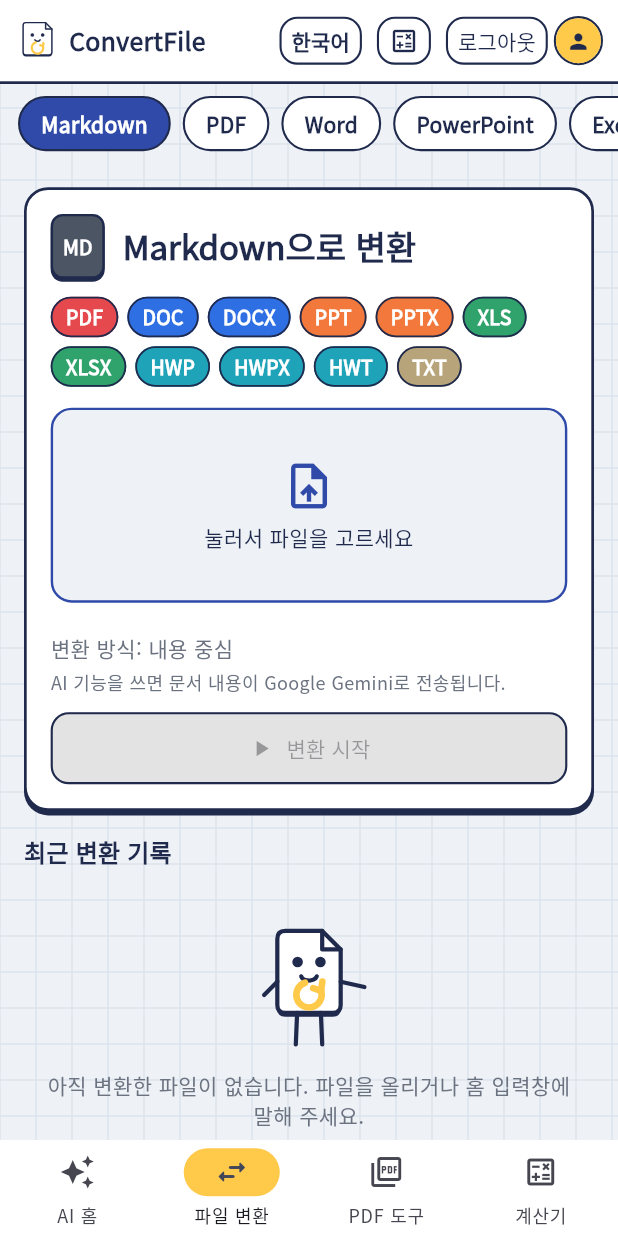
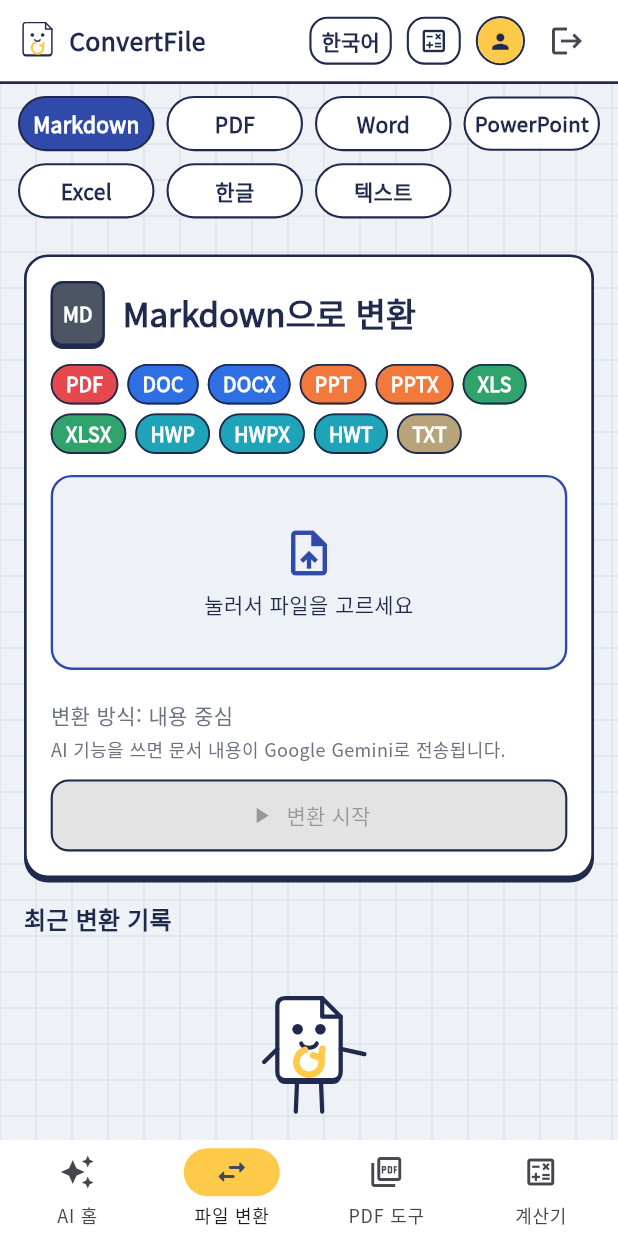
Before and after one commit to byki0304/convertfile, a Flutter app: the screen it shows once a user with an empty profile is signed in, item 2 of the bottom bar chosen, on a phone screen of 412 x 824 dp. Run offline on Flutter 3.47's test engine with Material 3 defaults, Android fonts, the phone set to English and light mode, and no system bars; our stand-ins replace cloud_firestore, cloud_functions, firebase_auth, firebase_core, firebase_storage, flutter_riverpod and 4 more; missing offline and left inert: dart:js_interop, pdfrx; accounts and stored records are empty.

Commit message:
Drag-and-drop fix with drop highlight; portrait two-row tabs; header order language, calculator, my page, logout
Co-authored-by: Cursor <cursoragent@cursor.com>

```diff
--- a/lib/features/ai_home/ai_home_page.dart
+++ b/lib/features/ai_home/ai_home_page.dart
@@ -43,14 +43,14 @@ class _AiHomePageState extends ConsumerState<AiHomePage> {
   void initState() {
     super.initState();
     _text = TextEditingController(text: ref.read(aiDraftProvider).text);
-    setDropHandler((files) {
+    setDropHandler(this, (files) {
       if (files.isNotEmpty) _attach(files.first);
     });
   }
 
   @override
   void dispose() {
-    setDropHandler(null);
+    setDropHandler(this, null);
     if (_listening) speechStop();
     _text.dispose();
     _focus.dispose();
--- a/lib/features/convert/convert_page.dart
+++ b/lib/features/convert/convert_page.dart
@@ -93,14 +93,14 @@ class _ConvertPageState extends ConsumerState<ConvertPage> {
         if (h.autoStart && _error == null) _start();
       }
     });
-    setDropHandler((files) {
+    setDropHandler(this, (files) {
       if (files.isNotEmpty) _select(files.first);
     });
   }
 
   @override
   void dispose() {
-    setDropHandler(null);
+    setDropHandler(this, null);
     super.dispose();
   }
 
@@ -166,27 +166,34 @@ class _ConvertPageState extends ConsumerState<ConvertPage> {
             child: InkWell(
               onTap: _pick,
               borderRadius: BorderRadius.circular(14),
-              child: Container(
+              child: ValueListenableBuilder<bool>(
+                valueListenable: fileDragActive,
+                builder: (context, dragging, _) => AnimatedContainer(
+                  duration: const Duration(milliseconds: 150),
                   height: 130,
                   decoration: BoxDecoration(
-                  color: AppColors.bg,
+                    color: dragging ? AppColors.aiBubble : AppColors.bg,
                     borderRadius: BorderRadius.circular(14),
-                  border: Border.all(color: AppColors.primary, width: 1.6),
+                    border: Border.all(color: AppColors.primary, width: dragging ? 3 : 1.6),
                   ),
                   alignment: Alignment.center,
                   padding: const EdgeInsets.all(12),
                   child: Column(
                     mainAxisSize: MainAxisSize.min,
                     children: [
-                    const Icon(Icons.upload_file, size: 36, color: AppColors.primary),
+                      Icon(dragging ? Icons.file_download : Icons.upload_file, size: 36, color: AppColors.primary),
                       const SizedBox(height: 6),
                       Text(
-                      desktop
+                        dragging
+                            ? t.s('여기에 놓으세요', 'Drop it here', 'ここにドロップ')
+                            : desktop
                             ? t.s('파일을 끌어다 놓거나 눌러서 고르세요', 'Drop a file here or click to choose', 'ファイルをドラッグするかクリックして選択')
                             : t.s('눌러서 파일을 고르세요', 'Tap to choose a file', 'タップしてファイルを選択'),
                         textAlign: TextAlign.center,
+                        style: dragging ? const TextStyle(fontWeight: FontWeight.w700, color: AppColors.primary) : null,
                       ),
                     ],
+                  ),
                 ),
               ),
             ),
--- a/lib/features/pdf_edit/pdf_edit_page.dart
+++ b/lib/features/pdf_edit/pdf_edit_page.dart
@@ -68,7 +68,7 @@ class _PdfEditPageState extends ConsumerState<PdfEditPage> {
     super.initState();
     _nav = ref.read(navProvider.notifier);
     _nav.leaveGuard = _confirmLeave;
-    setDropHandler((files) => files.isEmpty ? null : _openFile(files.first));
+    setDropHandler(this, (files) => files.isEmpty ? null : _openFile(files.first));
     WidgetsBinding.instance.addPostFrameCallback((_) async {
       final h = ref.read(pdfHandoffProvider);
       if (h == null || h.tab != PdfTab.edit) return;
@@ -81,7 +81,7 @@ class _PdfEditPageState extends ConsumerState<PdfEditPage> {
   @override
   void dispose() {
     if (_nav.leaveGuard == _confirmLeave) _nav.leaveGuard = null;
-    setDropHandler(null);
+    setDropHandler(this, null);
     super.dispose();
   }
 
--- a/lib/features/pdf_merge/pdf_merge_page.dart
+++ b/lib/features/pdf_merge/pdf_merge_page.dart
@@ -58,7 +58,7 @@ class _PdfMergePageState extends ConsumerState<PdfMergePage> {
   @override
   void initState() {
     super.initState();
-    setDropHandler(_addFiles);
+    setDropHandler(this, _addFiles);
     WidgetsBinding.instance.addPostFrameCallback((_) {
       final h = ref.read(pdfHandoffProvider);
       if (h != null && h.tab == PdfTab.merge && h.file != null) {
@@ -70,7 +70,7 @@ class _PdfMergePageState extends ConsumerState<PdfMergePage> {
 
   @override
   void dispose() {
-    setDropHandler(null);
+    setDropHandler(this, null);
     super.dispose();
   }
 
--- a/lib/pages/app_shell.dart
+++ b/lib/pages/app_shell.dart
@@ -68,25 +68,15 @@ List<TabItem> groupTabs(WidgetRef ref) {
   };
 }
 
-/// Horizontal tab chips; scrolls sideways when they do not fit.
+/// Tab chips. One row scrolls sideways when the chips do not fit; [twoRows] splits four or more tabs into two
+/// equal-width rows (portrait phones) so every tab stays visible.
 class GroupTabsBar extends ConsumerWidget {
-  const GroupTabsBar({super.key, this.padding = const EdgeInsets.symmetric(horizontal: 12, vertical: 8)});
+  const GroupTabsBar({super.key, this.padding = const EdgeInsets.symmetric(horizontal: 12, vertical: 8), this.twoRows = false});
 
   final EdgeInsets padding;
+  final bool twoRows;
 
-  @override
-  Widget build(BuildContext context, WidgetRef ref) {
-    final tabs = groupTabs(ref);
-    if (tabs.isEmpty) return const SizedBox.shrink();
-    return SingleChildScrollView(
-      scrollDirection: Axis.horizontal,
-      padding: padding,
-      child: Row(
-        children: [
-          for (final tab in tabs)
-            Padding(
-              padding: const EdgeInsets.only(right: 8),
-              child: AnimatedContainer(
+  Widget _chip(TabItem tab, {bool fill = false}) => AnimatedContainer(
     duration: const Duration(milliseconds: 200),
     decoration: BoxDecoration(
       color: tab.selected ? AppColors.primary : AppColors.paper,
@@ -100,23 +90,54 @@ class GroupTabsBar extends ConsumerWidget {
         borderRadius: BorderRadius.circular(99),
         onTap: tab.onTap,
         child: Padding(
-                      padding: const EdgeInsets.symmetric(horizontal: 14, vertical: 7),
+          padding: EdgeInsets.symmetric(horizontal: fill ? 6 : 14, vertical: 7),
+          child: FittedBox(
+            fit: BoxFit.scaleDown,
             child: Text(
               tab.label,
+              maxLines: 1,
               style: TextStyle(fontWeight: FontWeight.w700, color: tab.selected ? Colors.white : AppColors.ink),
             ),
           ),
         ),
       ),
     ),
+  );
+
+  Widget _fillRow(List<TabItem> tabs, int slots) => Row(
+    children: [
+      for (var i = 0; i < slots; i++) ...[
+        if (i > 0) const SizedBox(width: 8),
+        Expanded(child: i < tabs.length ? _chip(tabs[i], fill: true) : const SizedBox.shrink()),
+      ],
+    ],
+  );
+
+  @override
+  Widget build(BuildContext context, WidgetRef ref) {
+    final tabs = groupTabs(ref);
+    if (tabs.isEmpty) return const SizedBox.shrink();
+    if (twoRows) {
+      if (tabs.length < 4) return Padding(padding: padding, child: _fillRow(tabs, tabs.length));
+      final perRow = (tabs.length + 1) ~/ 2;
+      return Padding(
+        padding: padding,
+        child: Column(
+          children: [_fillRow(tabs.sublist(0, perRow), perRow), const SizedBox(height: 8), _fillRow(tabs.sublist(perRow), perRow)],
         ),
-        ],
+      );
+    }
+    return SingleChildScrollView(
+      scrollDirection: Axis.horizontal,
+      padding: padding,
+      child: Row(
+        children: [for (final tab in tabs) Padding(padding: const EdgeInsets.only(right: 8), child: _chip(tab))],
       ),
     );
   }
 }
 
-/// Language, calculator, logout and avatar buttons (same order in every frame).
+/// Language, calculator, my page (avatar) and logout buttons (same order in every frame).
 class HeaderActions extends ConsumerWidget {
   const HeaderActions({super.key, this.compactLogout = false, this.dense = false});
 
@@ -151,15 +172,6 @@ class HeaderActions extends ConsumerWidget {
           ),
         ),
         gap,
-        if (compactLogout)
-          IconButton(tooltip: t.logout, onPressed: () => logoutFlow(context, ref), icon: const Icon(Icons.logout))
-        else
-          OutlinedButton(
-            style: OutlinedButton.styleFrom(padding: pad, minimumSize: Size.zero),
-            onPressed: () => logoutFlow(context, ref),
-            child: Text(t.logout),
-          ),
-        gap,
         Semantics(
           button: true,
           label: t.myPage,
@@ -168,6 +180,15 @@ class HeaderActions extends ConsumerWidget {
             onTap: () => ref.read(navProvider.notifier).openMyPage(),
             child: UserAvatar(user: user, radius: dense ? 15 : 18),
           ),
+        ),
+        gap,
+        if (compactLogout)
+          IconButton(tooltip: t.logout, onPressed: () => logoutFlow(context, ref), icon: const Icon(Icons.logout))
+        else
+          OutlinedButton(
+            style: OutlinedButton.styleFrom(padding: pad, minimumSize: Size.zero),
+            onPressed: () => logoutFlow(context, ref),
+            child: Text(t.logout),
           ),
       ],
     );
--- a/lib/pages/layouts/portrait_layout.dart
+++ b/lib/pages/layouts/portrait_layout.dart
@@ -6,7 +6,8 @@ import '../../shared/theme.dart';
 import '../../shared/widgets.dart';
 import '../app_shell.dart';
 
-/// Header 56, tab chips below it, bottom tabs (hidden while the keyboard is up).
+/// Header 56 (logo, then language / calculator / my page / logout on the right), tab chips in two rows below it,
+/// bottom tabs (hidden while the keyboard is up).
 class PortraitLayout extends ConsumerWidget {
   const PortraitLayout({super.key, required this.body});
 
@@ -46,14 +47,11 @@ class PortraitLayout extends ConsumerWidget {
                       ),
                     ),
                     const Spacer(),
-                    Flexible(
-                      flex: 0,
-                      child: FittedBox(child: HeaderActions(dense: true, compactLogout: narrow)),
-                    ),
+                    const Flexible(flex: 0, child: FittedBox(child: HeaderActions(dense: true, compactLogout: true))),
                   ],
                 ),
               ),
-              const Align(alignment: Alignment.centerLeft, child: GroupTabsBar()),
+              const GroupTabsBar(twoRows: true),
               Expanded(child: body),
             ],
           ),
--- a/lib/shared/web/bridge_stub.dart
+++ b/lib/shared/web/bridge_stub.dart
@@ -4,7 +4,7 @@ import 'picked_file.dart';
 
 Future<List<PickedFile>> pickFiles({required String accept, bool multiple = false}) async => const [];
 
-void setDropHandler(void Function(List<PickedFile> files)? handler) {}
+void setDropHandler(Object owner, void Function(List<PickedFile> files)? handler) {}
 
 void downloadBytes(Uint8List bytes, String name, String mime) {}
 
--- a/lib/shared/web/picked_file.dart
+++ b/lib/shared/web/picked_file.dart
@@ -1,6 +1,11 @@
 import 'dart:typed_data';
 
+import 'package:flutter/foundation.dart';
+
 import '../file_rules.dart';
+
+/// True while files are dragged over the window and the current page accepts drops.
+final ValueNotifier<bool> fileDragActive = ValueNotifier(false);
 
 /// A file chosen by the user. [blob] is the browser File, uploaded as-is without reading it into memory.
 class PickedFile {
```
Also changed, not shown: lib/shared/web/bridge_web.dart (+22 -2 lines), 2 other files. Lines whose indentation alone changed are shown as unchanged.
